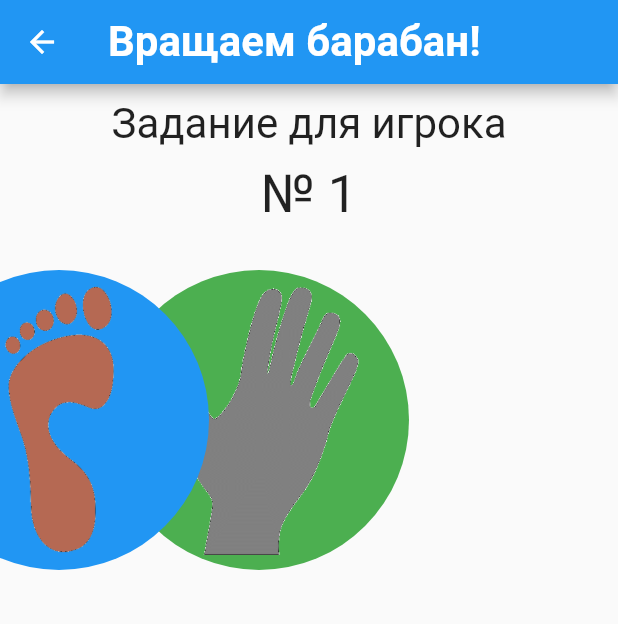
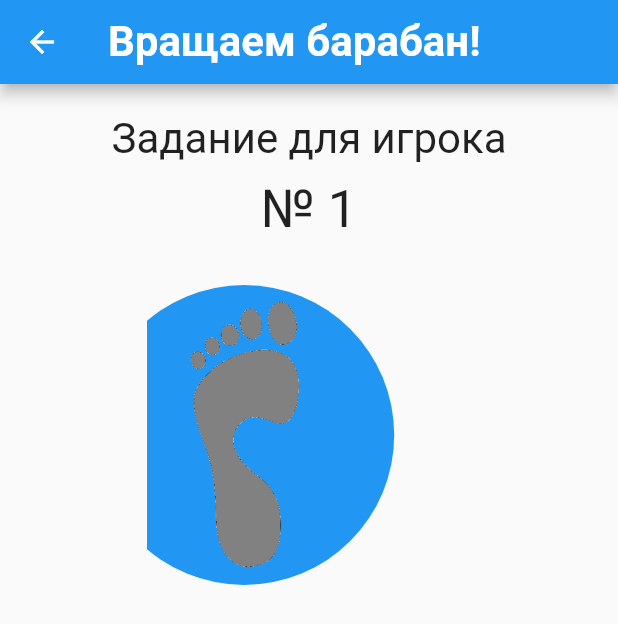
Before and after one commit to shpp-vprihozhenko/twisterRoller, a Flutter app: the GameLoopPage screen opened directly with empty values, on a phone screen of 412 x 824 dp. Shown: the top 624 px of the screen. Run offline on Flutter 3.47's test engine with Material 2 defaults, Android fonts, the phone set to English and light mode, and no system bars; our stand-ins replace flutter_tts, speech_to_text.

Commit message:
sounds up3

```diff
--- a/lib/GameLoopPage.dart
+++ b/lib/GameLoopPage.dart
@@ -24,9 +24,9 @@ class _GameLoopPageState extends State<GameLoopPage> {
   List <String> imgList = ['leftFoot.gif', 'rightFoot.gif', 'leftHand.gif', 'rightHand.gif'];
   List <String> bodyParts = ['Левая нога', 'Правая нога', 'Левая рука', 'Правая рука'];
   List <String> colorNames = ['Зелёный', 'Синий', 'Красный', 'Жёлтый'];
-  int _count = 0;
+  int _count = 0, _colorCount = 0, _lastKey = 0;
   Color _color = Colors.green;
-  static const int refreshPeriodMS = 600;
+  static const int refreshPeriodMS = 500;
   int numLoopsToFindResult = 8, numLoop = 0;
   bool speakingMode = false;
   int playerNumber = 1;
@@ -60,15 +60,25 @@ class _GameLoopPageState extends State<GameLoopPage> {
       _newColor = colorsList[_newColorCount];
     } while (_newCount == _count || _newColor == _color);
     numLoop++;
+    _lastKey = _count + (_colorCount+1)*16;
     if (numLoop < numLoopsToFindResult) {
       Future.delayed(const Duration(milliseconds: refreshPeriodMS), randomizerLoop);
     } else {
-      playerTask = bodyParts[_newCount] + ' на ' + colorNames[_newColorCount];
-      showMic = true;
+      Future.delayed(const Duration(milliseconds: refreshPeriodMS), (){
+        startSpeakAndWaitMode(_newCount, _newColorCount);
+      });
     }
     setState(() {
       _count = _newCount;
+      _colorCount = _newColorCount;
       _color = _newColor;
+    });
+  }
+
+  startSpeakAndWaitMode(_newCount, _newColorCount){
+    setState(() {
+      playerTask = bodyParts[_newCount] + ' на ' + colorNames[_newColorCount] + '!';
+      showMic = true;
     });
   }
 
@@ -223,6 +233,7 @@ class _GameLoopPageState extends State<GameLoopPage> {
         child: Column(
           crossAxisAlignment: CrossAxisAlignment.center,
           children: [
+            SizedBox(height: 10,),
             Center(child: Text('Задание для игрока', textScaleFactor: 2,)),
             SizedBox(height: 10,),
             Center(child: Text('№ $playerNumber', textScaleFactor: 2.5,)),
@@ -236,11 +247,42 @@ class _GameLoopPageState extends State<GameLoopPage> {
                     //return ScaleTransition(child: child, scale: animation);
                     //return FadeTransition(child: child, opacity: animation);
                     //return RotationTransition(child: child, turns: animation);
-                    final offsetAnimation = Tween<Offset>(begin: Offset(-1.0, 0.0), end: Offset(0.0, 0.0)).animate(animation);
-                    return SlideTransition(child: child, position: offsetAnimation);
+
+                    //final offsetAnimation = Tween<Offset>(begin: Offset(-1.0, 0.0), end: Offset(0.0, 0.0)).animate(animation);
+                    //return ClipRect(child: SlideTransition(child: child, position: offsetAnimation));
+
+                    final inAnimation =
+                    Tween<Offset>(begin: Offset(1.0, 0.0), end: Offset(0.0, 0.0))
+                        .animate(animation);
+                    final outAnimation =
+                    Tween<Offset>(begin: Offset(-1.0, 0.0), end: Offset(0.0, 0.0))
+                        .animate(animation);
+
+                    if (child.key == ValueKey(_lastKey)) {
+                      return ClipRect(
+                        child: SlideTransition(
+                          position: inAnimation,
+                          child: Padding(
+                            padding: const EdgeInsets.all(8.0),
+                            child: child,
+                          ),
+                        ),
+                      );
+                    } else {
+                      return ClipRect(
+                        child: SlideTransition(
+                          position: outAnimation,
+                          child: Padding(
+                            padding: const EdgeInsets.all(8.0),
+                            child: child,
+                          ),
+                        ),
+                      );
+                    }
+                    //return ClipRect(child: SlideTransition(child: child, position: offsetAnimation));
                   },
                   child: Container(
-                    key: ValueKey<int>(_count),
+                    key: ValueKey<int>(_count + (_colorCount+1)*16),
                     width: picSize, height: picSize,
                     decoration: BoxDecoration(
                         shape: BoxShape.circle,
@@ -255,6 +297,7 @@ class _GameLoopPageState extends State<GameLoopPage> {
             ),
             SizedBox(height: 20,),
             Center(child: Text(playerTask, textScaleFactor: 2,)),
+            SizedBox(height: 20,),
             showMic?
             Center(
               child: Container(
```
Also changed, not shown: images/leftFoot.gif, images/rightFoot.gif.
